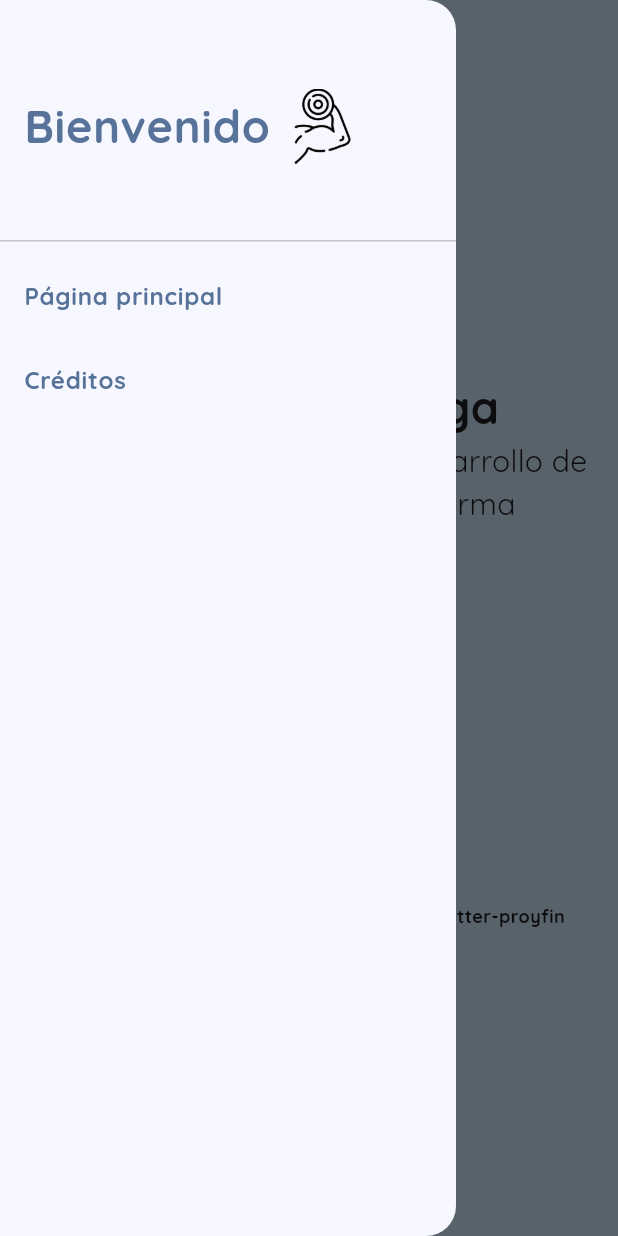
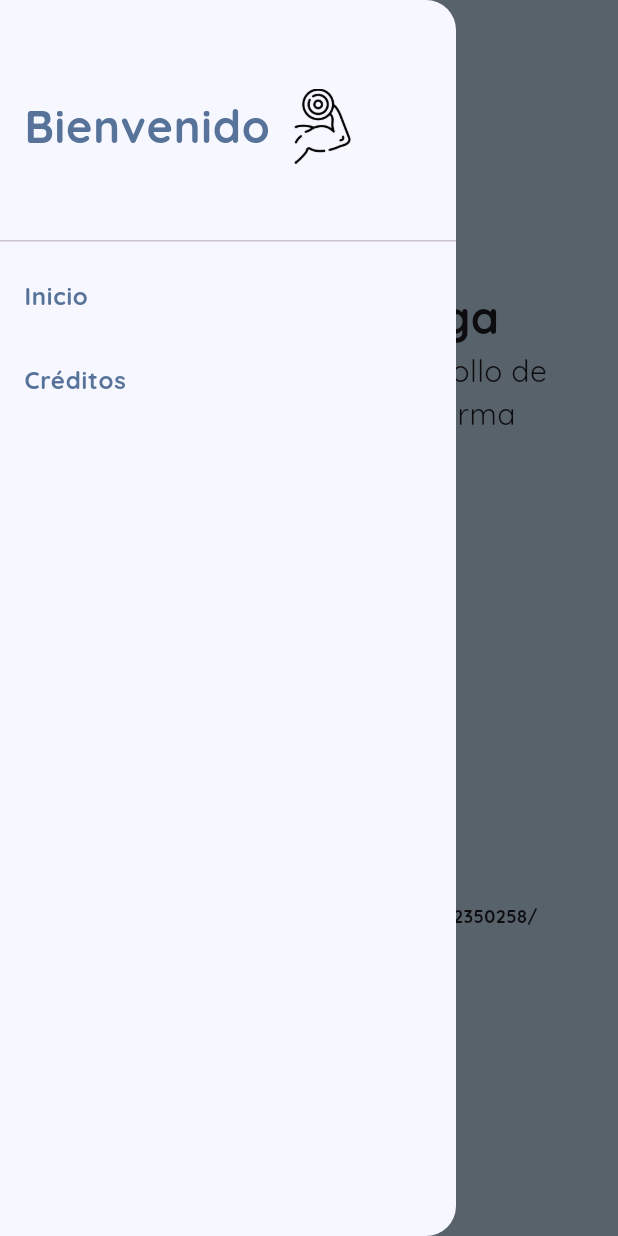
Before and after one commit to danielgalo/flutter-proyfin, a Flutter app: the PantallaCreditos screen opened directly, with the side drawer open, on a phone screen of 412 x 824 dp. Run offline on Flutter 3.47's test engine with Material 3 defaults, Android fonts, the light colour scheme and no system bars; our stand-ins replace flutter_heatmap_calendar, google_fonts, hive_flutter; accounts and stored records are empty.

Commit message:
Arreglo error bd vacia

```diff
--- a/flutter_proyfin_dgv/lib/componentes/chip_info_ejercicio.dart
+++ b/flutter_proyfin_dgv/lib/componentes/chip_info_ejercicio.dart
@@ -1,4 +1,6 @@
 import 'package:flutter/material.dart';
+
+/// Clase para añadir margen a los chips de entrenamiento
 class ChipWithMargin extends StatelessWidget {
   final Widget child;
 
@@ -7,7 +9,7 @@ class ChipWithMargin extends StatelessWidget {
   @override
   Widget build(BuildContext context) {
     return Container(
-      margin: const  EdgeInsets.only(right: 8.0), // Ajusta el margen según sea necesario
+      margin: const  EdgeInsets.only(right: 8.0),
       child: child,
     );
   }
--- a/flutter_proyfin_dgv/lib/componentes/custom_drawer.dart
+++ b/flutter_proyfin_dgv/lib/componentes/custom_drawer.dart
@@ -1,13 +1,15 @@
 // ignore: file_names
 import 'package:flutter/material.dart';
 import 'package:flutter_proyfin_dgv/pantallas/pantalla_creditos.dart';
-import 'package:flutter_proyfin_dgv/pantallas/pantalla_principal.dart';
+import 'package:flutter_proyfin_dgv/pantallas/pantalla_inicio.dart';
 import 'package:google_fonts/google_fonts.dart';
 
 /// Drawer personalizado para la aplicación
 class CustomDrawer extends StatelessWidget {
+  /// Context
   final BuildContext context;
 
+  /// Constructor
   const CustomDrawer(this.context, {super.key});
 
   @override
@@ -38,7 +40,7 @@ class CustomDrawer extends StatelessWidget {
                     height: 50,
                     child: Image.asset(
                       "assets/images/musculo.png",
-                      fit: BoxFit.contain, // Ajusta el ajuste de la imagen
+                      fit: BoxFit.contain,
                     ),
                   ),
                 ],
@@ -46,18 +48,18 @@ class CustomDrawer extends StatelessWidget {
             ),
           ),
 
-          // Ejercicio 9
+
           ListTile(
-            title: getItemText("Página principal", const Color(0xFF577399)),
+            title: getItemText("Inicio", const Color(0xFF577399)),
             onTap: () {
               // Cierra el Drawer al hacer clic en un elemento
               Navigator.pop(context);
 
-              // Navega a la PantallaPrincipal
+              // Navega a la clase PantallaInicio
               Navigator.push(
                 context,
                 MaterialPageRoute(
-                    builder: (context) => const PantallaPrincipal()),
+                    builder: (context) => const PantallaInicio()),
               );
             },
           ),
--- a/flutter_proyfin_dgv/lib/componentes/heat_map.dart
+++ b/flutter_proyfin_dgv/lib/componentes/heat_map.dart
@@ -2,11 +2,15 @@ import 'package:flutter/material.dart';
 import 'package:flutter_heatmap_calendar/flutter_heatmap_calendar.dart';
 import 'package:flutter_proyfin_dgv/fechas/fecha_hora.dart';
 
+/// Clase que representa el mapa en el que aparecen los días que hemos hecho o no algún ejercicio
 class MyHeatMap extends StatelessWidget {
 
+  /// Datos de cada dia (fecha, numero indica ejercicio hecho)
   final Map<DateTime, int>? datos;
+  /// Fecha de inicio del mapa
   final String fechaInicio;
 
+  /// Constructor
   const MyHeatMap({super.key, required this.datos, required this.fechaInicio});
 
   @override
--- a/flutter_proyfin_dgv/lib/main.dart
+++ b/flutter_proyfin_dgv/lib/main.dart
@@ -8,12 +8,13 @@ void main() async {
   // Iniciar Hive
   await Hive.initFlutter();
   // Abrir una box de hive (La Base de Datos)
-  await Hive.openBox("entrenamiento_bd");
+  await Hive.openBox("bbdd");
 
 
   runApp(const MyApp());
 }
 
+/// Clase principal, lanza la pantalla de inicio
 class MyApp extends StatelessWidget {
   const MyApp({super.key});
 
--- a/flutter_proyfin_dgv/lib/modelos/ejercicio.dart
+++ b/flutter_proyfin_dgv/lib/modelos/ejercicio.dart
@@ -1,11 +1,24 @@
+/// Entidad ejercicio
 class Ejercicio {
+  /// Nombre del ejercicio
   String nombre;
+
+  /// Peso del ejercicio
   String peso;
+
+  /// Repeticiones del ejercicio
   String repeticiones;
+
+  /// Series del ejercicio
   String series;
+
+  /// Ejercicio terminado
   bool terminado;
-  bool eliminar; // Nuevo atributo para controlar si se debe eliminar el ejercicio
 
+  // Eliminar ejercicio
+  bool eliminar;
+
+  /// Constructor
   Ejercicio({
     required this.nombre,
     required this.peso,
--- a/flutter_proyfin_dgv/lib/modelos/entrenamiento.dart
+++ b/flutter_proyfin_dgv/lib/modelos/entrenamiento.dart
@@ -1,7 +1,10 @@
 import 'package:flutter_proyfin_dgv/modelos/ejercicio.dart';
 
+/// Entidad entrenamiento
 class Entrenamiento{
+  /// Nombre
   final String nombre;
+  /// Ejercicios del entrenamiento
   final List<Ejercicio> ejercicios;
 
   Entrenamiento({required this.nombre, required this.ejercicios});
--- a/flutter_proyfin_dgv/lib/pantallas/pantalla_creditos.dart
+++ b/flutter_proyfin_dgv/lib/pantallas/pantalla_creditos.dart
@@ -33,41 +33,62 @@ class PantallaCreditos extends StatelessWidget {
                 ),
               ),
               Text(
-                  "Estudiante de 2º de FPGS Desarrollo de Aplicaciones Multiplataforma",
+                  "Estudiante de FPGS Desarrollo de Aplicaciones Multiplataforma",
                   style: GoogleFonts.quicksand(
                     fontSize: 20,
                   ),
                   textAlign: TextAlign.center),
               const SizedBox(
-                height: 20, // Espacio entre el texto y la imagen
+                height: 20,
               ),
               SizedBox(
                 width: 200,
                 height: 200,
                 child: Image.asset(
                   "assets/images/cara-feliz.png",
+                  fit: BoxFit.cover,
+                ),
+              ),
+              const SizedBox(
+                height: 20,
+              ),
+              getContactChip(
+                  "github.com/danielgalo", "assets/images/signo-de-github.png"),
+              const SizedBox(
+                height: 20,
+              ),
+              getContactChip("linkedin.com/in/daniel-galo-vega-362350258/",
+                  "assets/images/logotipo-de-linkedin.png"),
+              const SizedBox(
+                height: 20,
+              ),
+              getContactChip("dgalovega@gmail.com",
+                  "assets/images/gmail.png"),
+            ]))));
+  }
+
+  /// Obtiene un chip con una imagen de una red social / plataforma y su link
+  Row getContactChip(String link, String imagePath) {
+    return Row(
+      mainAxisAlignment: MainAxisAlignment.start,
+      crossAxisAlignment: CrossAxisAlignment.center,
+      children: [
+        Padding(
+          padding:
+              const EdgeInsets.only(left: 20.0), // Agrega margen a la izquierda
+          child: SizedBox(
+            width: 40,
+            height: 40,
+            child: Image.asset(
+              imagePath,
               fit: BoxFit.cover, // Ajusta la imagen al contenedor
             ),
           ),
-              const SizedBox(
-                height: 20, // Espacio entre la imagen y el botón
-              ),
-              Row(
-                mainAxisAlignment: MainAxisAlignment.center,
-                crossAxisAlignment: CrossAxisAlignment.center,
-                children: [
-                  SizedBox(
-                    width: 40,
-                    height: 40,
-                    child: Image.asset(
-                      "assets/images/signo-de-github.png",
-                      fit: BoxFit.cover, // Ajusta la imagen al contenedor
-                    ),
         ),
         const SizedBox(
-                    width: 20, // Espacio entre la imagen y el botón
+          width: 20, // Espacio entre la imagen y el texto
         ),
-                  Text("https://github.com/danielgalo/flutter-proyfin",
+        Text(link,
             style: GoogleFonts.quicksand(
               fontWeight: FontWeight.bold,
               fontSize: 12,
@@ -77,7 +98,6 @@ class PantallaCreditos extends StatelessWidget {
           height: 20, // Espacio entre el texto y la imagen
         ),
       ],
-              )
-            ]))));
+    );
   }
 }
--- a/flutter_proyfin_dgv/lib/pantallas/pantalla_inicio.dart
+++ b/flutter_proyfin_dgv/lib/pantallas/pantalla_inicio.dart
@@ -3,6 +3,7 @@ import 'package:flutter_proyfin_dgv/componentes/custom_drawer.dart';
 import 'package:flutter_proyfin_dgv/pantallas/pantalla_principal.dart';
 import 'package:google_fonts/google_fonts.dart';
 
+/// Pantalla de inicio, se muestra al abrir la aplicacion
 class PantallaInicio extends StatelessWidget {
   const PantallaInicio({super.key});
 
--- a/flutter_proyfin_dgv/lib/persistencia/datos_entrenamiento.dart
+++ b/flutter_proyfin_dgv/lib/persistencia/datos_entrenamiento.dart
@@ -10,12 +10,17 @@ class DatosEntrenamiento extends ChangeNotifier {
 
 // Ejemplo
   List<Entrenamiento> entrenamientos = [];
+  List<Entrenamiento> entrenamientosPrueba = [Entrenamiento(nombre: "Bienvenido", ejercicios: [Ejercicio(nombre: "Ejercicio", peso: "0", repeticiones: "0", series: "0")])];
 
   /// Si ya hay entrenamientos en la base de datos, devuelve la lista de entrenamientos existentes,
   /// si no, usar entrenamientos por defecto
   void iniciaListaEntrenamientos() {
+
+
     if (db.existenDatosPrevios()) {
       entrenamientos = db.entrenamientosFromDataBase();
+    }  else {
+       db.guardarEnBD(entrenamientosPrueba);
     }
 
     // Cargar heat map
--- a/flutter_proyfin_dgv/lib/persistencia/hive_database.dart
+++ b/flutter_proyfin_dgv/lib/persistencia/hive_database.dart
@@ -3,9 +3,10 @@ import 'package:flutter_proyfin_dgv/modelos/ejercicio.dart';
 import 'package:flutter_proyfin_dgv/modelos/entrenamiento.dart';
 import 'package:hive_flutter/hive_flutter.dart';
 
+/// Clase para manejar la base de datos
 class HiveDatabase {
   // Referenciar la box de Hive
-  final _myBox = Hive.box("entrenamiento_bd");
+  final _myBox = Hive.box("bbdd");
 
   // Comprobar si hay datos guardados, si no, guardar la fecha de inicio
   bool existenDatosPrevios() {
--- a/flutter_proyfin_dgv/pubspec.yaml
+++ b/flutter_proyfin_dgv/pubspec.yaml
@@ -70,6 +70,8 @@ flutter:
     - assets/images/prensa-de-banco.png
     - assets/images/cara-feliz.png
     - assets/images/signo-de-github.png
+    - assets/images/logotipo-de-linkedin.png
+    - assets/images/gmail.png
 
   # An image asset can refer to one or more resolution-specific "variants", see
   # https://flutter.dev/assets-and-images/#resolution-aware
```
Also changed, not shown: flutter_proyfin_dgv/lib/componentes/contenedor_ejercicio.dart (+11 -0 lines), flutter_proyfin_dgv/assets/images/gmail.png (added), flutter_proyfin_dgv/assets/images/logotipo-de-linkedin.png (added). Lines whose indentation alone changed are shown as unchanged.
